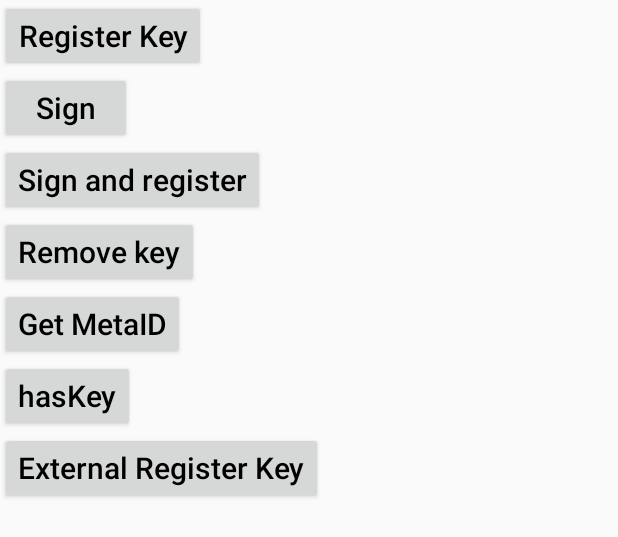
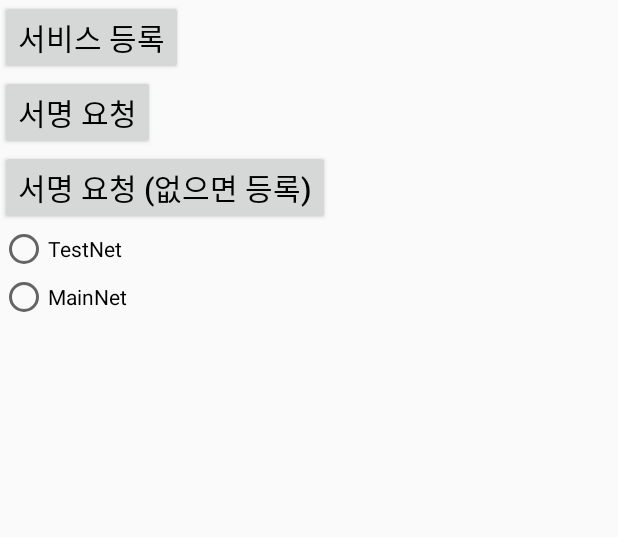
Before and after one commit to METADIUM/keepin_android_sdk, an Android app: the layout activity_main.xml on its own in the app's theme, with its tools: preview values and no code run, on a phone screen of 412 x 824 dp. Shown: the top 537 px of the screen. Run offline under Robolectric (Android 15) with nearby library versions, the light colour scheme and no system bars.

Commit message:
add testnet/mainnet radio button,

```diff
--- a/app/build.gradle
+++ b/app/build.gradle
@@ -8,6 +8,7 @@ android {
         targetSdkVersion 27
         versionCode 1
         versionName "1.0"
+        multiDexEnabled true
         testInstrumentationRunner "android.support.test.runner.AndroidJUnitRunner"
     }
 
--- a/app/src/main/AndroidManifest.xml
+++ b/app/src/main/AndroidManifest.xml
@@ -5,6 +5,7 @@
     <uses-permission android:name="android.permission.INTERNET" />
 
     <application
+        android:name="android.support.multidex.MultiDexApplication"
         android:allowBackup="true"
         android:icon="@mipmap/ic_launcher"
         android:label="@string/app_name"
--- a/app/src/main/res/layout/activity_main.xml
+++ b/app/src/main/res/layout/activity_main.xml
@@ -10,7 +10,7 @@
     <Button
         android:layout_width="wrap_content"
         android:layout_height="wrap_content"
-        android:text="Register Key"
+        android:text="서비스 등록"
         android:textAllCaps="false"
         android:textColor="@android:color/black"
         android:textSize="20sp"
@@ -20,7 +20,7 @@
     <Button
         android:layout_width="wrap_content"
         android:layout_height="wrap_content"
-        android:text="Sign"
+        android:text="서명 요청"
         android:textAllCaps="false"
         android:textColor="@android:color/black"
         android:textSize="20sp"
@@ -30,13 +30,37 @@
     <Button
         android:layout_width="wrap_content"
         android:layout_height="wrap_content"
-        android:text="Sign and register"
+        android:text="서명 요청 (없으면 등록)"
         android:textAllCaps="false"
         android:textColor="@android:color/black"
         android:textSize="20sp"
         android:onClick="onClickSignAndRegister"
         />
 
+
+    <RadioGroup
+        android:id="@+id/net"
+        android:layout_width="wrap_content"
+        android:layout_height="wrap_content"
+        >
+        <RadioButton
+            android:id="@+id/test_net"
+            android:layout_width="wrap_content"
+            android:layout_height="wrap_content"
+            android:text="TestNet"
+            />
+        <RadioButton
+            android:id="@+id/main_net"
+            android:layout_width="wrap_content"
+            android:layout_height="wrap_content"
+            android:text="MainNet"
+            />
+
+    </RadioGroup>
+
+
+
+    <!--
     <Button
         android:layout_width="wrap_content"
         android:layout_height="wrap_content"
@@ -76,5 +100,5 @@
         android:textSize="20sp"
         android:onClick="onClickExternalRegister"
         />
-
+    -->
 </LinearLayout>
```
